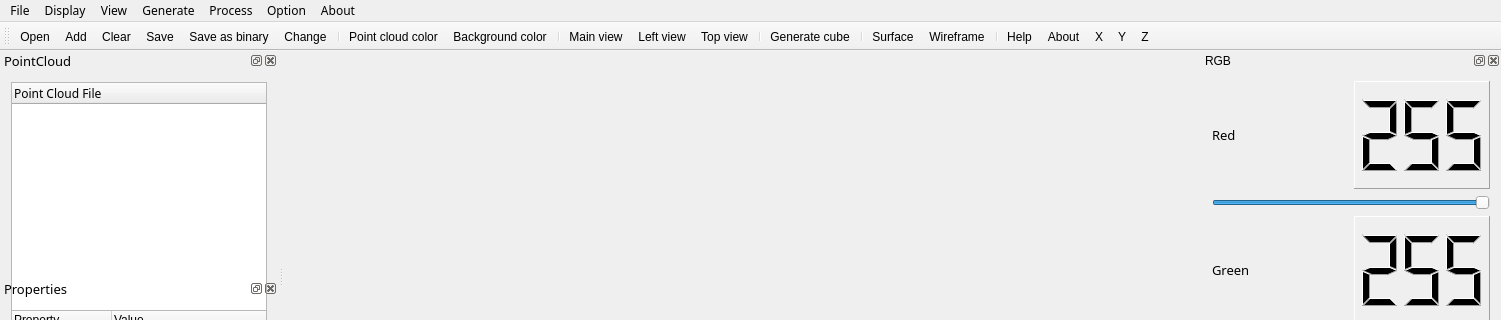
Qt form cloudviewer.ui (TJU-SSE-Lab510/PCV_new) before a commit; both pictures show x 0 to 1501 and y 0 to 320 of the 1501 by 749 pixel window.
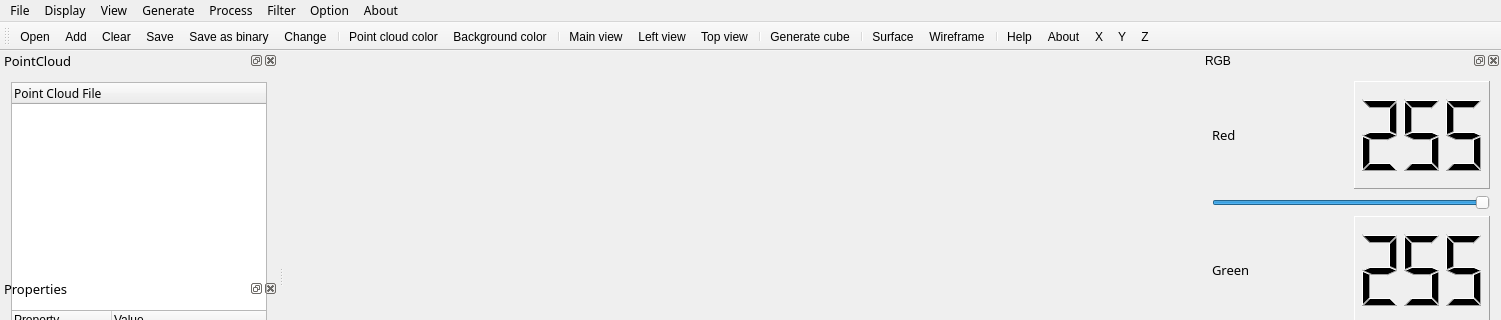
The same form after that commit. Icons and pictures are not drawn. Custom widgets are drawn as their Qt base class.

Diff of the .ui file:
```diff
--- a/cloudviewer.ui
+++ b/cloudviewer.ui
@@ -744,7 +744,7 @@
      <x>0</x>
      <y>0</y>
      <width>1501</width>
-     <height>45</height>
+     <height>26</height>
     </rect>
    </property>
    <property name="font">
@@ -851,11 +851,19 @@
     <addaction name="meshsurfaceAction"/>
     <addaction name="wireframeAction"/>
    </widget>
+   <widget class="QMenu" name="menuFilter">
+    <property name="title">
+     <string>Filter</string>
+    </property>
+    <addaction name="statisticalAction"/>
+    <addaction name="radiusAction"/>
+   </widget>
    <addaction name="menuFile"/>
    <addaction name="menuView"/>
    <addaction name="menuView_2"/>
    <addaction name="menuGenerate"/>
    <addaction name="menuProcess"/>
+   <addaction name="menuFilter"/>
    <addaction name="menuOption"/>
    <addaction name="menuAbout"/>
   </widget>
```
Left out of the diff: 10 changed lines with no effect on the pictures.
